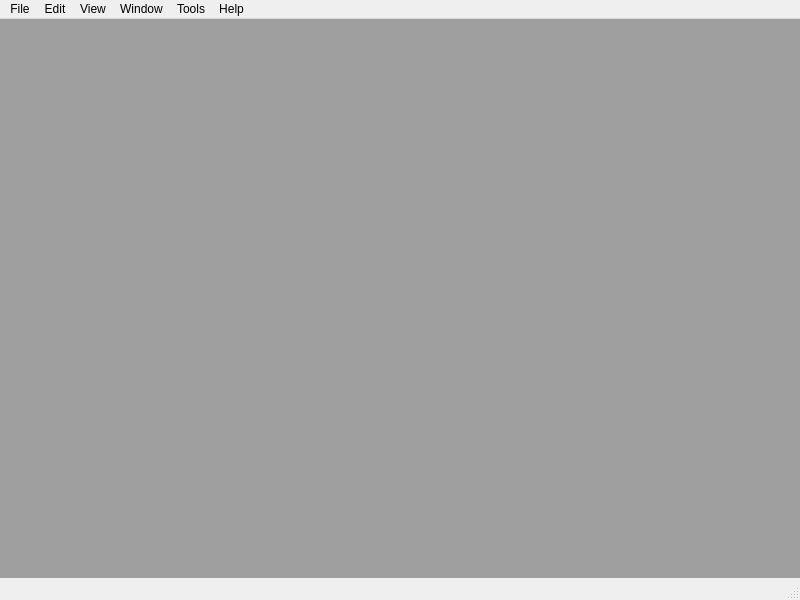
Qt form mtpy/gui/SmartMT/ui_asset/main_window.ui (MTgeophysics/mtpy) before a commit.
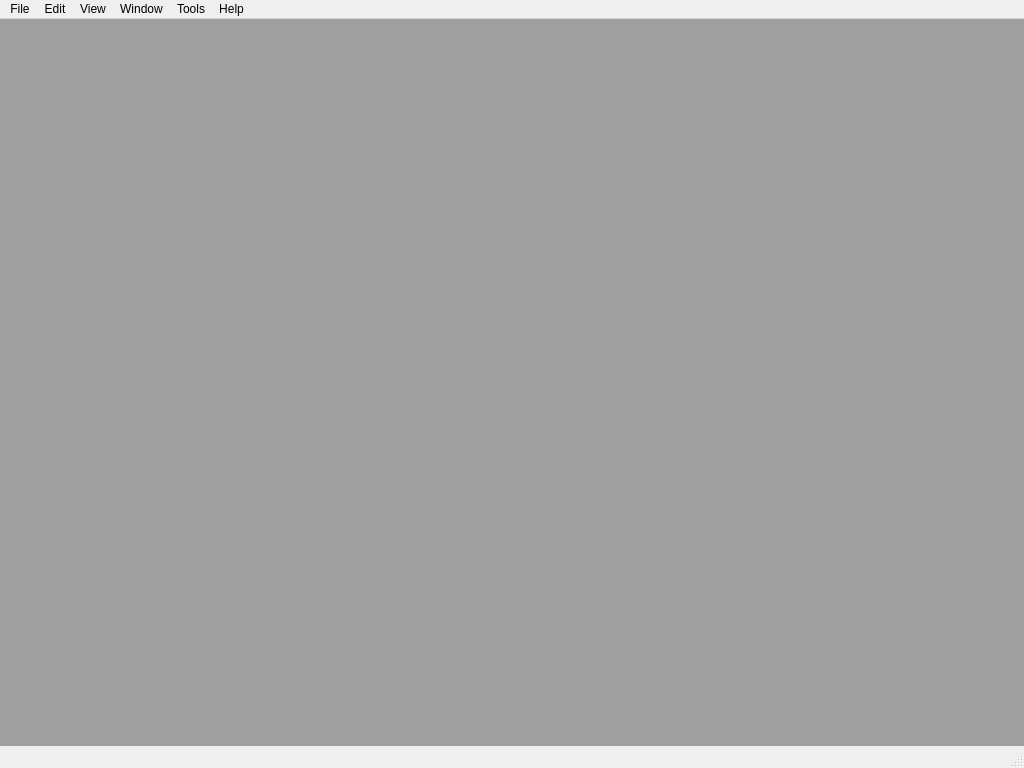
The same form after that commit.

The edit to the form file:
```diff
--- a/mtpy/gui/SmartMT/ui_asset/main_window.ui
+++ b/mtpy/gui/SmartMT/ui_asset/main_window.ui
@@ -6,8 +6,8 @@
    <rect>
     <x>0</x>
     <y>0</y>
-    <width>800</width>
-    <height>600</height>
+    <width>1024</width>
+    <height>768</height>
    </rect>
   </property>
   <property name="minimumSize">
@@ -60,8 +60,8 @@
     <rect>
      <x>0</x>
      <y>0</y>
-     <width>800</width>
-     <height>20</height>
+     <width>1024</width>
+     <height>21</height>
     </rect>
    </property>
    <widget class="QMenu" name="menuFile">
```
